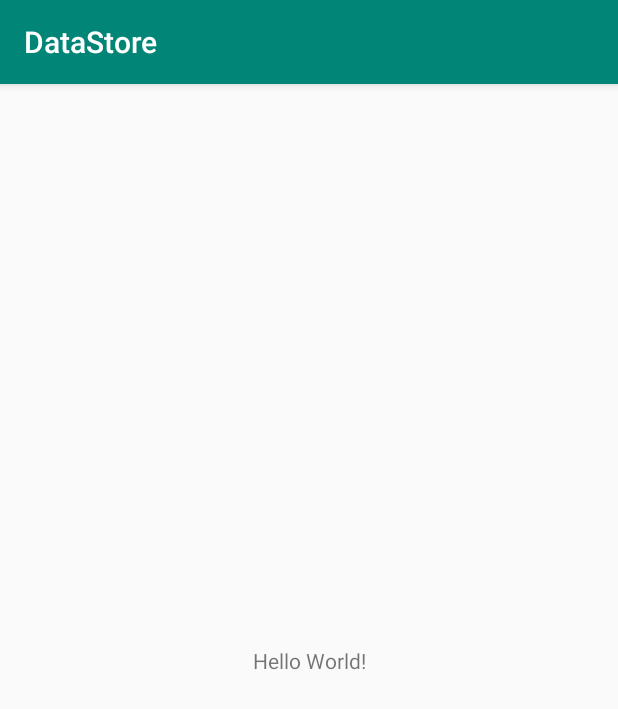
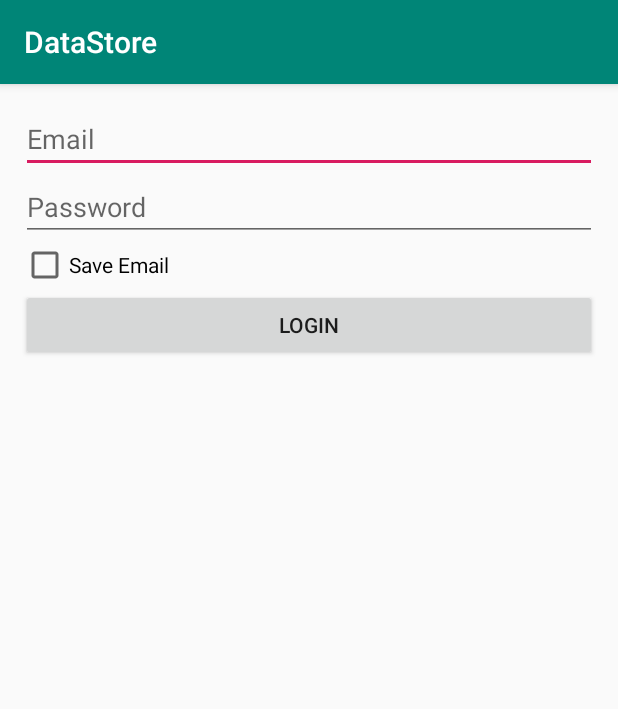
Before and after one commit to KimJoon93/Android_Example, an Android app: the screen it shows after launch (MainActivity), on a phone screen of 412 x 824 dp. Shown: the top 709 px of the screen. Run offline under Robolectric (Android 15) with nearby library versions, the phone set to English and light mode, and no system bars.

Commit message:
Write Form xml

```diff
--- a/DataStore/app/src/main/res/layout/activity_main.xml
+++ b/DataStore/app/src/main/res/layout/activity_main.xml
@@ -1,18 +1,36 @@
 <?xml version="1.0" encoding="utf-8"?>
-<androidx.constraintlayout.widget.ConstraintLayout xmlns:android="http://schemas.android.com/apk/res/android"
-    xmlns:app="http://schemas.android.com/apk/res-auto"
+<LinearLayout xmlns:android="http://schemas.android.com/apk/res/android"
     xmlns:tools="http://schemas.android.com/tools"
+    android:layout_margin="14dp"
+    android:orientation="vertical"
     android:layout_width="match_parent"
     android:layout_height="match_parent"
     tools:context=".MainActivity">
 
-    <TextView
-        android:layout_width="wrap_content"
-        android:layout_height="wrap_content"
-        android:text="Hello World!"
-        app:layout_constraintBottom_toBottomOf="parent"
-        app:layout_constraintLeft_toLeftOf="parent"
-        app:layout_constraintRight_toRightOf="parent"
-        app:layout_constraintTop_toTopOf="parent" />
+    <EditText
+        android:inputType="textEmailAddress"
+        android:id="@+id/edit_email"
+        android:hint="Email"
+        android:layout_width="match_parent"
+        android:layout_height="wrap_content" />
 
-</androidx.constraintlayout.widget.ConstraintLayout>
+    <EditText
+        android:id="@+id/edit_password"
+        android:inputType="textPassword"
+        android:hint="Password"
+        android:layout_width="match_parent"
+        android:layout_height="wrap_content" />
+
+    <CheckBox
+        android:id="@+id/save_checkbox"
+        android:text="Save Email"
+        android:layout_width="match_parent"
+        android:layout_height="wrap_content" />
+
+    <Button
+        android:id="@+id/login_btn"
+        android:text="Login"
+        android:layout_width="match_parent"
+        android:layout_height="wrap_content" />
+
+</LinearLayout>
```
